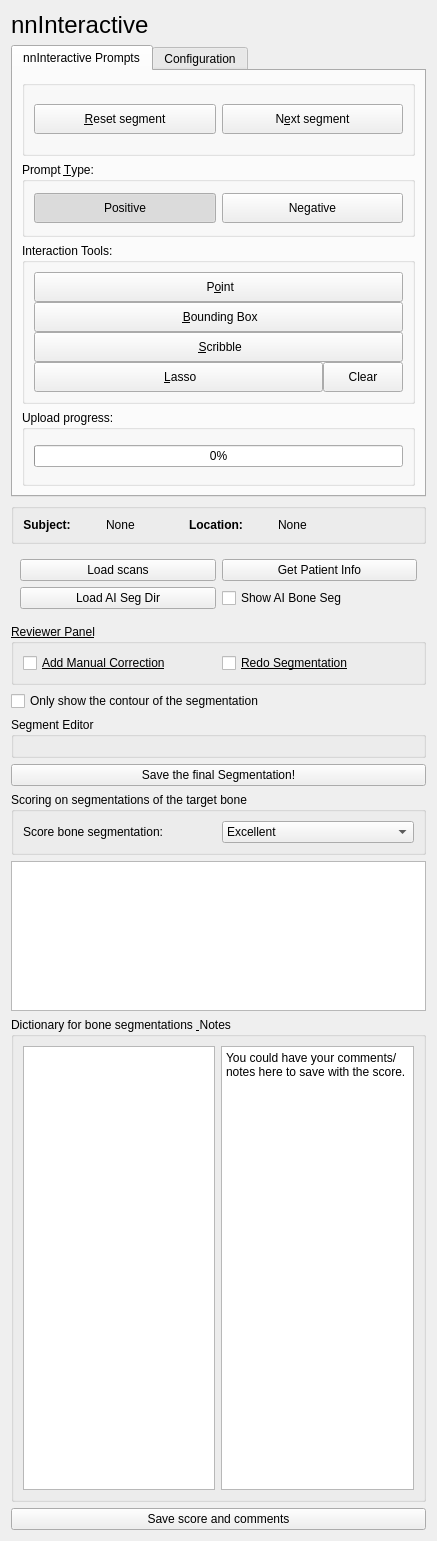
Before: the Qt Designer form slicer_plugin/SlicerNNInteractive/Resources/UI/SlicerNNInteractive.ui in xinyiwan/SlicerNNInteractive_BT, drawn with Qt 5.
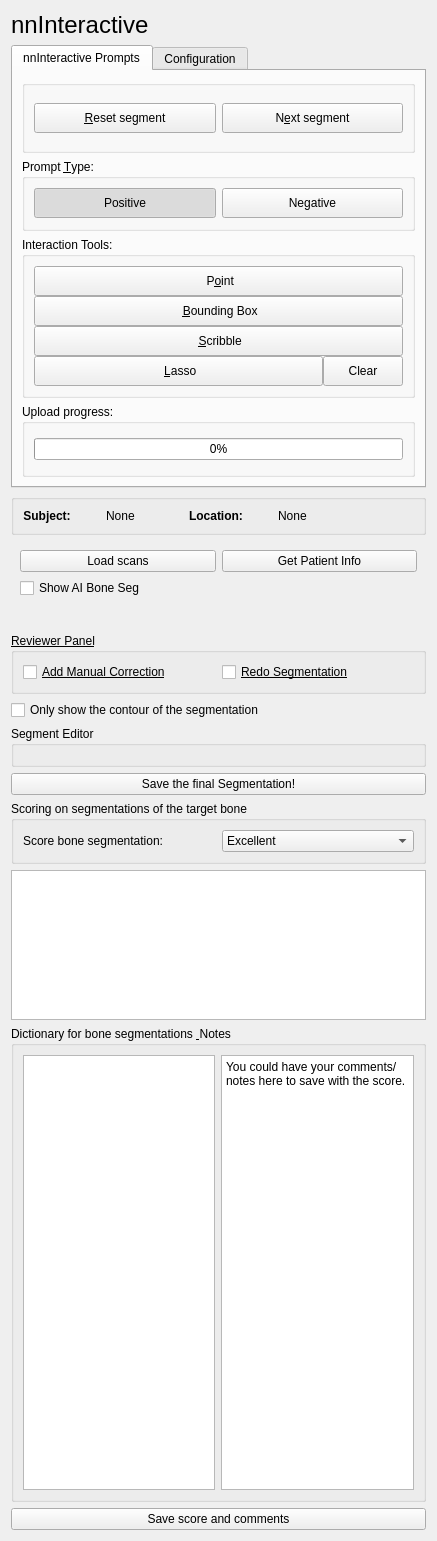
After: the same form once the commit is applied. Custom widgets are drawn as their Qt base class.

Commit message: added label summary

What changed in the file:
```diff
--- a/slicer_plugin/SlicerNNInteractive/Resources/UI/SlicerNNInteractive.ui
+++ b/slicer_plugin/SlicerNNInteractive/Resources/UI/SlicerNNInteractive.ui
@@ -457,16 +457,6 @@
       </item>
       <item>
        <layout class="QHBoxLayout" name="horizontalLayout_seg">
-        <item>
-         <widget class="QPushButton" name="LoadSegDirButton">
-          <property name="toolTip">
-           <string>Select the base directory containing AI bone segmentations (segmentations.nii.gz)</string>
-          </property>
-          <property name="text">
-           <string>Load AI Seg Dir</string>
-          </property>
-         </widget>
-        </item>
         <item>
          <widget class="QCheckBox" name="ShowSegCheckBox">
           <property name="toolTip">
@@ -479,6 +469,16 @@
         </item>
        </layout>
       </item>
+      <item>
+       <widget class="QLabel" name="segSummaryLabel">
+        <property name="text">
+         <string></string>
+        </property>
+        <property name="wordWrap">
+         <bool>true</bool>
+        </property>
+       </widget>
+      </item>
      </layout>
     </widget>
    </item>
```
The commit also changes 1 other file.
